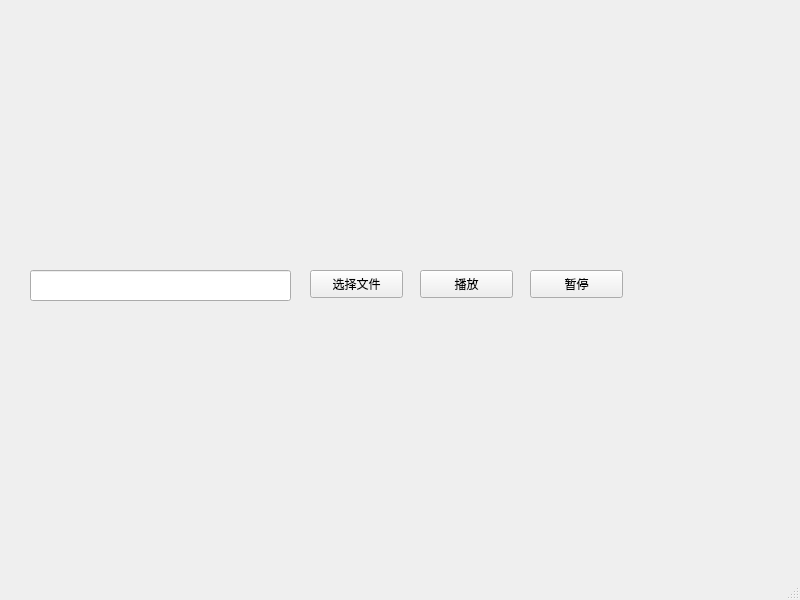
Before: the Qt Designer form Launcher/mainwindow.ui in zhou881117/AudioDemo, drawn with Qt 5.
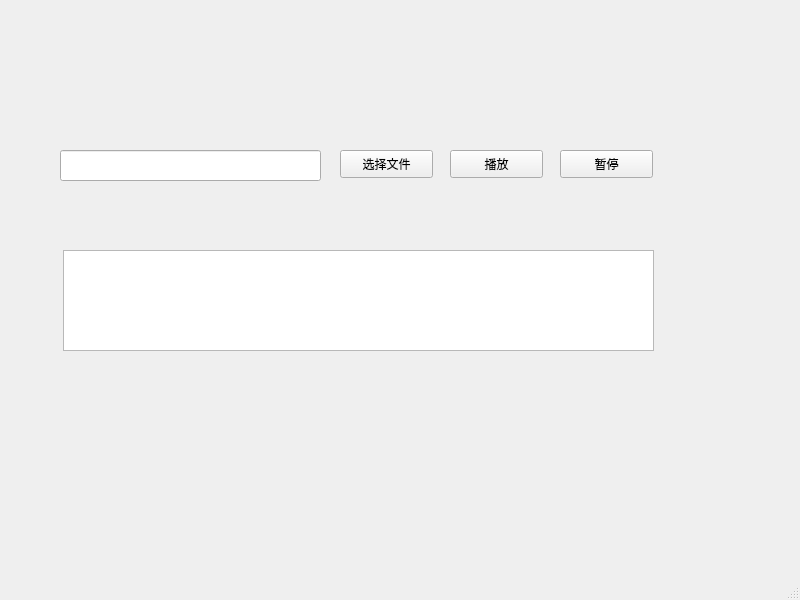
After: the same form once the commit is applied.

What changed in the file:
```diff
--- a/Launcher/mainwindow.ui
+++ b/Launcher/mainwindow.ui
@@ -17,8 +17,8 @@
    <widget class="QPushButton" name="selectFileButton">
     <property name="geometry">
      <rect>
-      <x>310</x>
-      <y>270</y>
+      <x>340</x>
+      <y>150</y>
       <width>93</width>
       <height>28</height>
      </rect>
@@ -30,8 +30,8 @@
    <widget class="QPushButton" name="playButton">
     <property name="geometry">
      <rect>
-      <x>420</x>
-      <y>270</y>
+      <x>450</x>
+      <y>150</y>
       <width>93</width>
       <height>28</height>
      </rect>
@@ -43,8 +43,8 @@
    <widget class="QPushButton" name="pauseButton">
     <property name="geometry">
      <rect>
-      <x>530</x>
-      <y>270</y>
+      <x>560</x>
+      <y>150</y>
       <width>93</width>
       <height>28</height>
      </rect>
@@ -56,13 +56,23 @@
    <widget class="QLineEdit" name="lineEdit">
     <property name="geometry">
      <rect>
-      <x>30</x>
-      <y>270</y>
+      <x>60</x>
+      <y>150</y>
       <width>261</width>
       <height>31</height>
      </rect>
     </property>
    </widget>
+   <widget class="QPlainTextEdit" name="plainTextEdit">
+    <property name="geometry">
+     <rect>
+      <x>63</x>
+      <y>250</y>
+      <width>591</width>
+      <height>101</height>
+     </rect>
+    </property>
+   </widget>
   </widget>
   <widget class="QMenuBar" name="menubar">
    <property name="geometry">
```
Left out of the diff: 2 changed lines with no effect on the pictures.
